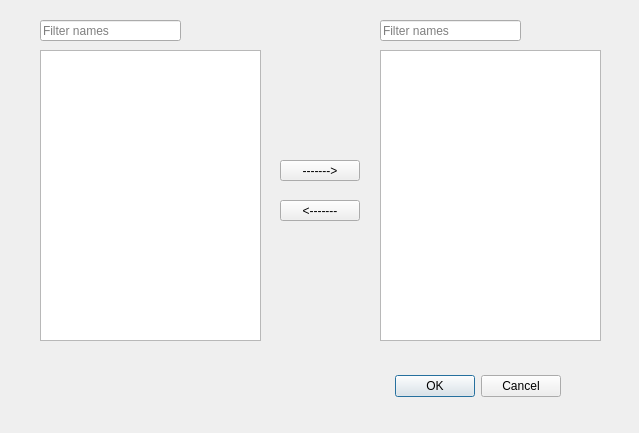
Old version of the form relationwindow.ui in the repository hrafnkelli14/Verklegt-verkefni-3.
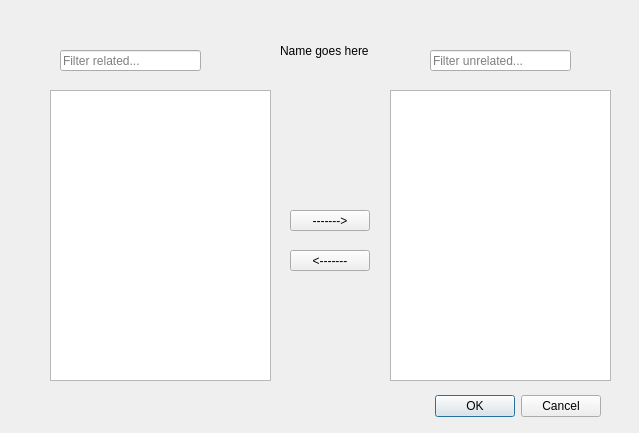
New version of the form.

Commit message: filtering in edit relations now works

Diff of the .ui file:
```diff
--- a/relationwindow.ui
+++ b/relationwindow.ui
@@ -16,8 +16,8 @@
   <widget class="QDialogButtonBox" name="buttonBox">
    <property name="geometry">
     <rect>
-     <x>220</x>
-     <y>370</y>
+     <x>260</x>
+     <y>390</y>
      <width>341</width>
      <height>32</height>
     </rect>
@@ -32,8 +32,8 @@
   <widget class="QTableView" name="relatedTable">
    <property name="geometry">
     <rect>
-     <x>40</x>
-     <y>50</y>
+     <x>50</x>
+     <y>90</y>
      <width>221</width>
      <height>291</height>
     </rect>
@@ -42,8 +42,8 @@
   <widget class="QTableView" name="nRelatedTable">
    <property name="geometry">
     <rect>
-     <x>380</x>
-     <y>50</y>
+     <x>390</x>
+     <y>90</y>
      <width>221</width>
      <height>291</height>
     </rect>
@@ -52,8 +52,8 @@
   <widget class="QPushButton" name="deleteRelation">
    <property name="geometry">
     <rect>
-     <x>280</x>
-     <y>160</y>
+     <x>290</x>
+     <y>210</y>
      <width>80</width>
      <height>21</height>
     </rect>
@@ -65,8 +65,8 @@
   <widget class="QPushButton" name="addRelation">
    <property name="geometry">
     <rect>
-     <x>280</x>
-     <y>200</y>
+     <x>290</x>
+     <y>250</y>
      <width>80</width>
      <height>21</height>
     </rect>
@@ -78,27 +78,40 @@
   <widget class="QLineEdit" name="filterNames">
    <property name="geometry">
     <rect>
-     <x>40</x>
-     <y>20</y>
+     <x>60</x>
+     <y>50</y>
      <width>141</width>
      <height>21</height>
     </rect>
    </property>
    <property name="placeholderText">
-    <string>Filter names</string>
+    <string>Filter related...</string>
    </property>
   </widget>
   <widget class="QLineEdit" name="filterNames_2">
    <property name="geometry">
     <rect>
-     <x>380</x>
-     <y>20</y>
+     <x>430</x>
+     <y>50</y>
      <width>141</width>
      <height>21</height>
     </rect>
    </property>
    <property name="placeholderText">
-    <string>Filter names</string>
+    <string>Filter unrelated...</string>
+   </property>
+  </widget>
+  <widget class="QLabel" name="nameOfEdit">
+   <property name="geometry">
+    <rect>
+     <x>280</x>
+     <y>40</y>
+     <width>111</width>
+     <height>21</height>
+    </rect>
+   </property>
+   <property name="text">
+    <string>Name goes here</string>
    </property>
   </widget>
  </widget>
```
Left out of the diff: 4 changed lines with no effect on the pictures. The commit also changes 4 other files.
